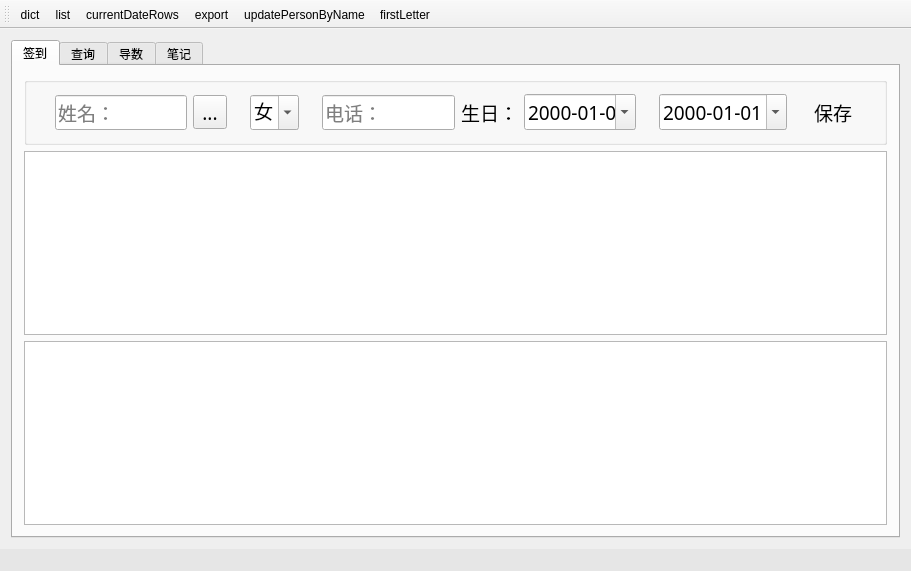
Before: the Qt Designer form mainwindow.ui in crouse/memory, drawn with Qt 5.
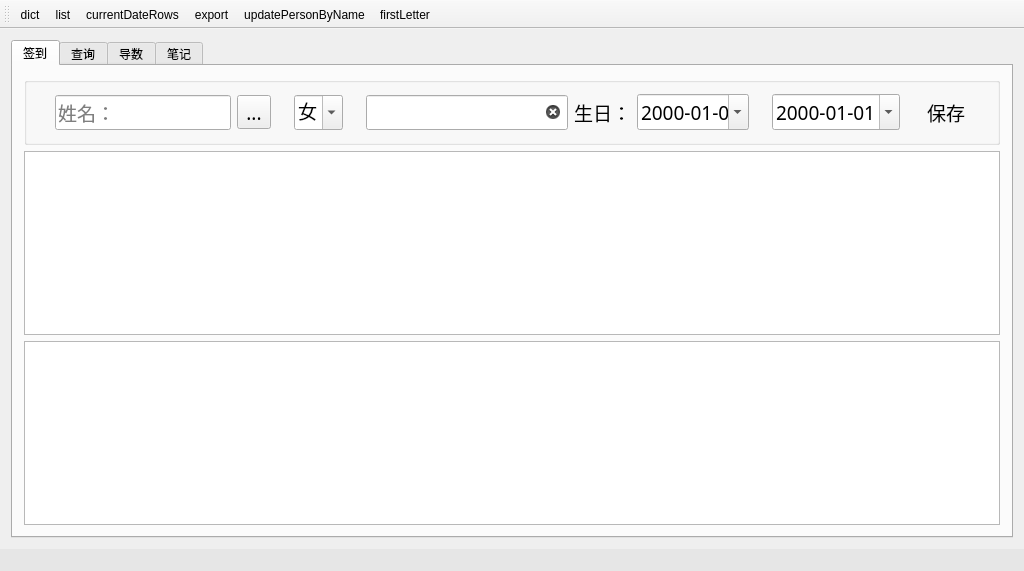
After: the same form once the commit is applied.

```diff
--- a/mainwindow.ui
+++ b/mainwindow.ui
@@ -6,7 +6,7 @@
    <rect>
     <x>0</x>
     <y>0</y>
-    <width>911</width>
+    <width>1024</width>
     <height>571</height>
    </rect>
   </property>
@@ -80,7 +80,7 @@
               <string>姓名：</string>
              </property>
              <property name="clearButtonEnabled">
-              <bool>false</bool>
+              <bool>true</bool>
              </property>
             </widget>
            </item>
@@ -127,8 +127,20 @@
            </item>
            <item>
             <widget class="QLineEdit" name="lineEditEphone">
+             <property name="inputMethodHints">
+              <set>Qt::ImhDigitsOnly</set>
+             </property>
+             <property name="inputMask">
+              <string>0000 0000 000</string>
+             </property>
              <property name="placeholderText">
-              <string>电话：</string>
+              <string>手机号：</string>
+             </property>
+             <property name="cursorMoveStyle">
+              <enum>Qt::VisualMoveStyle</enum>
+             </property>
+             <property name="clearButtonEnabled">
+              <bool>true</bool>
              </property>
             </widget>
            </item>
```
Left out of the diff: 2 changed lines with no effect on the pictures.
